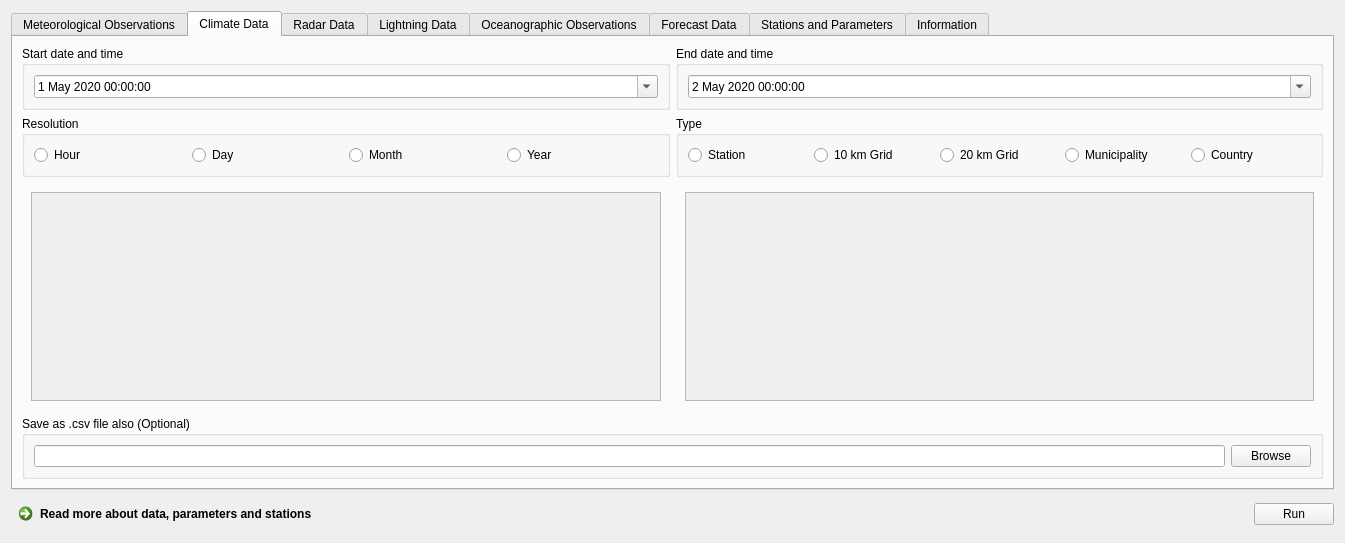
Above: DMI_Open_Data_dialog_base.ui from dmidk/Open-Data-QGIS-plugin before the change. Below: the same form after it.
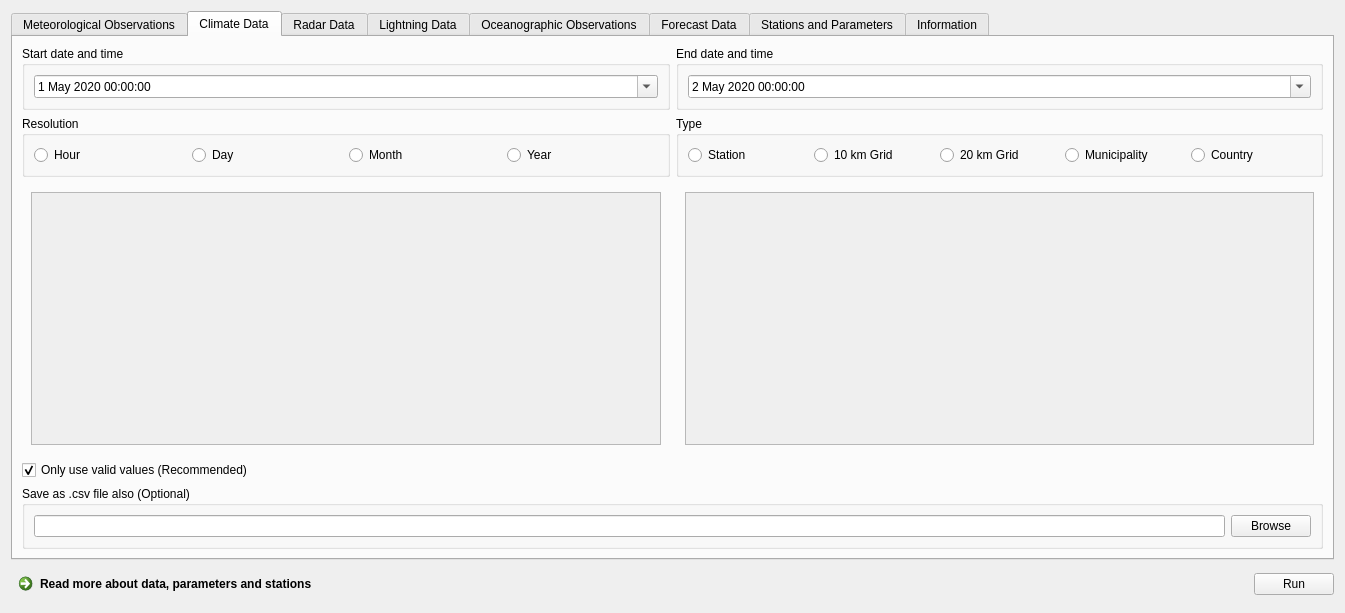
That is the form after the change. The open tabs and pages were chosen to show the change.

Commit message:
Implement validity filter on climate data station values
This implementation is not very sofisticated, the checkbox is
present on all climate data value types even though it only applies to
station values.

Validitity filtering is on by default, if unchecked then the filter is
removed and both types can be included in the time series. There is no
way of filtering for invalid values.

The edit to the form file:
```diff
--- a/DMI_Open_Data_dialog_base.ui
+++ b/DMI_Open_Data_dialog_base.ui
@@ -10,7 +10,7 @@
     <x>0</x>
     <y>0</y>
     <width>1345</width>
-    <height>528</height>
+    <height>613</height>
    </rect>
   </property>
   <property name="sizePolicy">
@@ -389,8 +389,8 @@
                  <rect>
                   <x>0</x>
                   <y>0</y>
-                  <width>628</width>
-                  <height>204</height>
+                  <width>629</width>
+                  <height>205</height>
                  </rect>
                 </property>
                 <layout class="QVBoxLayout" name="verticalLayout_32"/>
@@ -421,8 +421,8 @@
                  <rect>
                   <x>0</x>
                   <y>0</y>
-                  <width>627</width>
-                  <height>204</height>
+                  <width>628</width>
+                  <height>205</height>
                  </rect>
                 </property>
                 <layout class="QVBoxLayout" name="verticalLayout_36"/>
@@ -504,6 +504,22 @@
          </item>
         </layout>
        </item>
+       <item>
+        <widget class="QCheckBox" name="climate_station_value_validity_box">
+         <property name="enabled">
+          <bool>true</bool>
+         </property>
+         <property name="toolTip">
+          <string>&lt;html&gt;&lt;head/&gt;&lt;body&gt;&lt;p&gt;A valid value is quality controlled by DMIs climatologists and representative of the actual climate. By unchecking this box, you could retrieve data excluded by the climatologists because it is incorrect&lt;/p&gt;&lt;/body&gt;&lt;/html&gt;</string>
+         </property>
+         <property name="text">
+          <string>Only use valid values (Recommended)</string>
+         </property>
+         <property name="checked">
+          <bool>true</bool>
+         </property>
+        </widget>
+       </item>
        <item>
         <widget class="QGroupBox" name="out_2">
          <property name="title">
```
Left out of the diff: 75 changed lines with no effect on the pictures. The commit also changes 1 other file.
